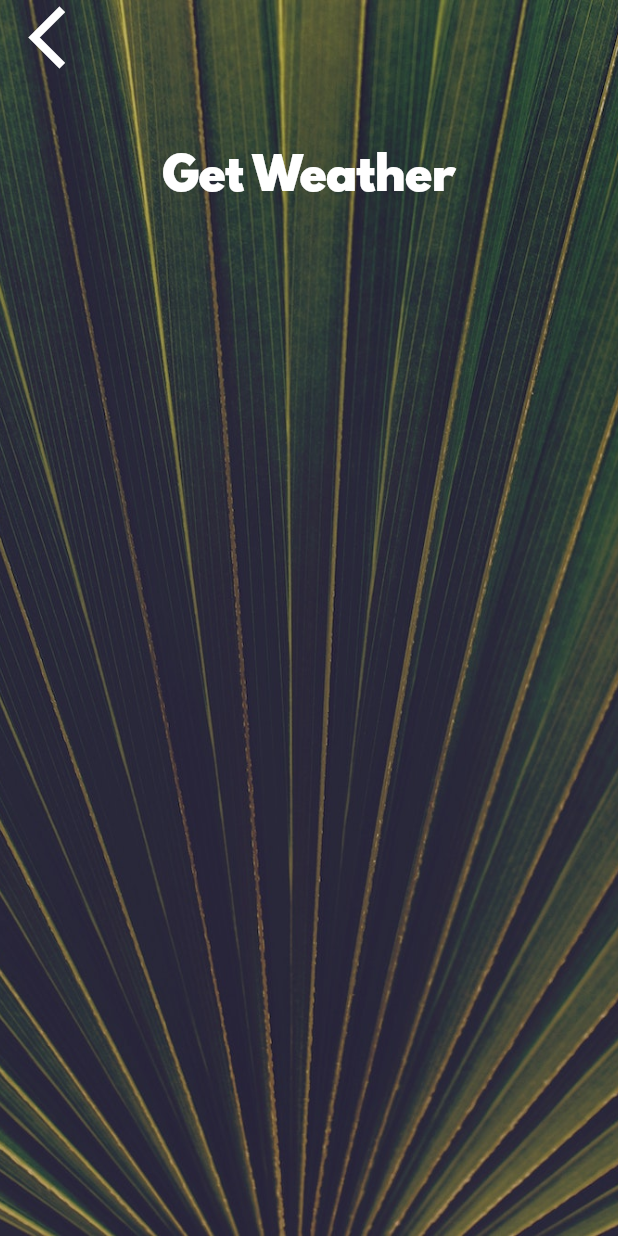
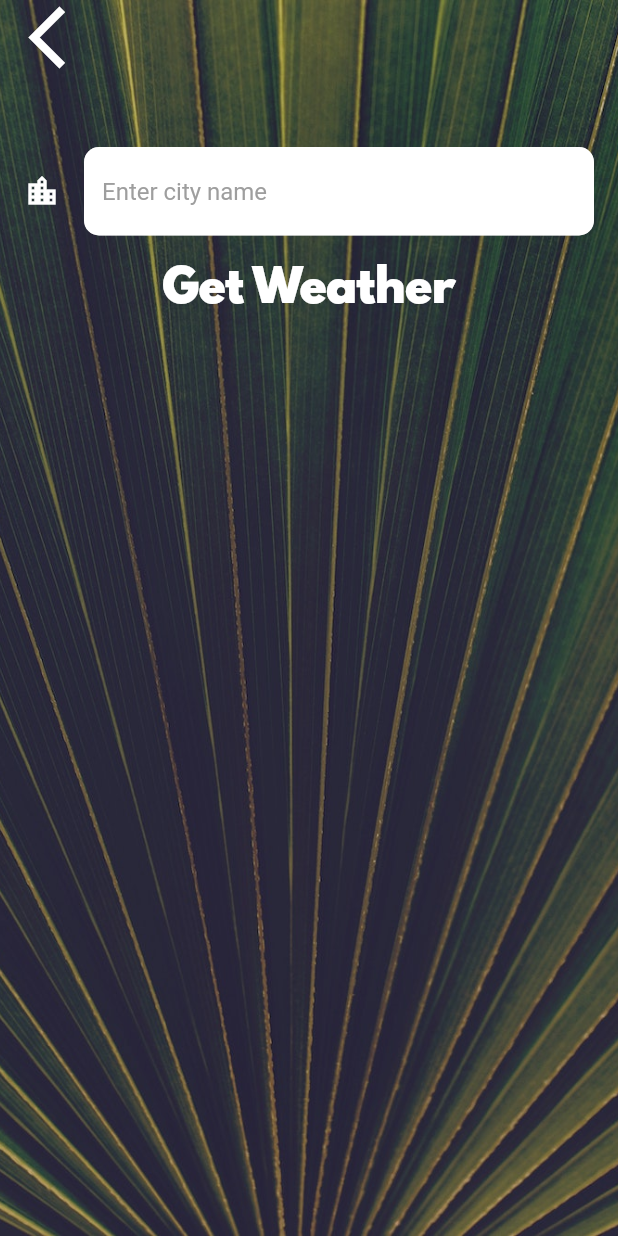
Before and after one commit to apm-dev/fc_clima, a Flutter app: the CityScreen screen opened directly, on a phone screen of 412 x 824 dp. Run offline on Flutter 3.47's test engine with Material 2 defaults, Android fonts, the phone set to English and light mode, and no system bars; our stand-ins replace flutter_spinkit; network calls fail; statements that could not run were skipped.

Commit message:
complete project

```diff
--- a/lib/screens/city_screen.dart
+++ b/lib/screens/city_screen.dart
@@ -7,6 +7,8 @@ class CityScreen extends StatefulWidget {
 }
 
 class _CityScreenState extends State<CityScreen> {
+  String cityName;
+
   @override
   Widget build(BuildContext context) {
     return Scaffold(
@@ -24,7 +26,9 @@ class _CityScreenState extends State<CityScreen> {
               Align(
                 alignment: Alignment.topLeft,
                 child: FlatButton(
-                  onPressed: () {},
+                  onPressed: () {
+                    Navigator.pop(context);
+                  },
                   child: Icon(
                     Icons.arrow_back_ios,
                     size: 50.0,
@@ -35,8 +39,21 @@ class _CityScreenState extends State<CityScreen> {
                 padding: EdgeInsets.all(20.0),
                 child: null,
               ),
+              Padding(
+                padding:
+                    const EdgeInsets.symmetric(horizontal: 16, vertical: 8),
+                child: TextField(
+                  style: TextStyle(color: Colors.black),
+                  decoration: kTextFieldInputDecoration,
+                  onChanged: (String text) {
+                    cityName = text;
+                  },
+                ),
+              ),
               FlatButton(
-                onPressed: () {},
+                onPressed: () {
+                  Navigator.pop(context, cityName);
+                },
                 child: Text(
                   'Get Weather',
                   style: kButtonTextStyle,
--- a/lib/utilities/constants.dart
+++ b/lib/utilities/constants.dart
@@ -18,3 +18,19 @@ const kButtonTextStyle = TextStyle(
 const kConditionTextStyle = TextStyle(
   fontSize: 100.0,
 );
+
+const kTextFieldInputDecoration = InputDecoration(
+  hintText: 'Enter city name',
+  hintStyle: TextStyle(color: Colors.grey),
+  filled: true,
+  fillColor: Colors.white,
+  icon: Icon(
+    Icons.location_city,
+    color: Colors.white,
+  ),
+  border: OutlineInputBorder(
+    borderRadius: BorderRadius.all(
+      Radius.circular(10),
+    ),
+  ),
+);
--- a/pubspec.yaml
+++ b/pubspec.yaml
@@ -1,7 +1,7 @@
 name: fc_clima
 description: A new Flutter project.
 
-publish_to: 'none' # Remove this line if you wish to publish to pub.dev
+publish_to: "none" # Remove this line if you wish to publish to pub.dev
 
 version: 1.0.0+1
 
@@ -14,6 +14,7 @@ dependencies:
   cupertino_icons: ^1.0.0
   geolocator: ^6.2.0
   http: ^0.12.2
+  flutter_spinkit: ^4.1.2
 
 dev_dependencies:
   flutter_test:
```
Also changed, not shown: lib/screens/loading_screen.dart (+21 -20 lines), lib/screens/location_screen.dart (+54 -5 lines), lib/services/location.dart (+8 -3 lines), lib/services/networking.dart (+19 -0 lines), lib/services/weather.dart (+24 -1 lines), pubspec.lock.
